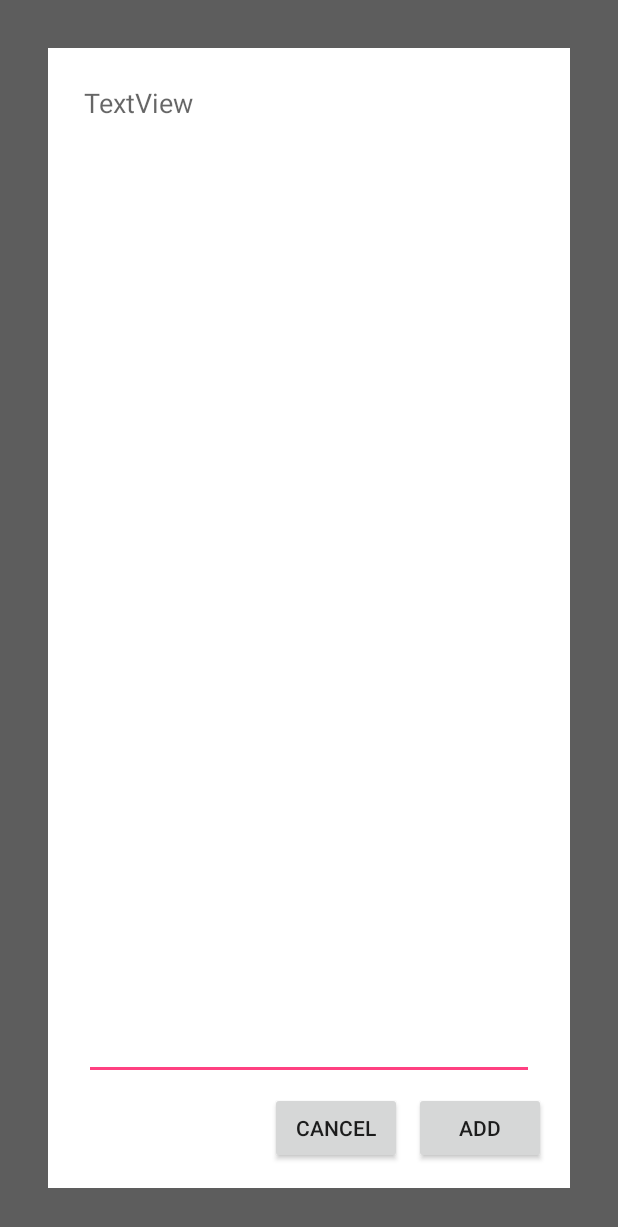
After one commit to ar3s3ru/Noty, an Android app: the layout controller_fast_creation.xml on its own in the app's theme, with its tools: preview values and no code run, on a phone screen of 412 x 824 dp. The commit adds this screen. Shown: the top 1227 px of the screen. Run offline under Robolectric (Android 15) with nearby library versions, the phone set to English and light mode, and no system bars.

Commit message:
Implemented FastCreationController, added some documentation

```diff
--- a/app/src/main/java/com/danilocianfrone/noty/models/Note.kt
+++ b/app/src/main/java/com/danilocianfrone/noty/models/Note.kt
@@ -27,6 +27,6 @@ open class Note : RealmObject() {
         set(value) { priorityVal = value.Value() }
 
     lateinit var content:  String
-    lateinit var creation: Date       // Actual date
-    var attach:   Document? = null    // Document can be nullable, 'cause it's not mandatory
+    lateinit var creation: Date     // Actual date
+    var attach: Document? = null    // Document can be nullable, 'cause it's not mandatory
 }
--- a/app/src/main/java/com/danilocianfrone/noty/singleton/Names.kt
+++ b/app/src/main/java/com/danilocianfrone/noty/singleton/Names.kt
@@ -3,7 +3,7 @@ package com.danilocianfrone.noty.singleton
 /**
  * Static class that contains all the constant strings used throughout the application.
  */
-object Names {
+internal object Names {
     // SharedPrefs first boot key
     const val FIRST_BOOT = "first_boot"
     // Priority key for Controller creations
--- a/app/src/main/java/com/danilocianfrone/noty/views/MainActivity.kt
+++ b/app/src/main/java/com/danilocianfrone/noty/views/MainActivity.kt
@@ -33,7 +33,7 @@ class MainActivity : BaseActivity() {
         super.onCreate(savedInstanceState)
 
         // Inject object graph
-        notyApplication.objectGraph.plus(this)
+        notyApplication.objectGraph.inject(this)
     }
 
     override fun onStart() {
--- a/app/src/main/java/com/danilocianfrone/noty/views/NoteActivity.kt
+++ b/app/src/main/java/com/danilocianfrone/noty/views/NoteActivity.kt
@@ -24,7 +24,7 @@ class NoteActivity : BaseActivity() {
         super.onCreate(savedInstanceState)
 
         // Inject object graph
-        notyApplication.objectGraph.plus(this)
+        notyApplication.objectGraph.inject(this)
 
         // Attach Conductor root
         conductorRouter = Conductor.attachRouter(this, noteActivityRoot, savedInstanceState)
--- /dev/null
+++ b/app/src/main/res/layout/controller_fast_creation.xml
@@ -0,0 +1,79 @@
+<?xml version="1.0" encoding="utf-8"?>
+<FrameLayout
+    xmlns:android="http://schemas.android.com/apk/res/android"
+    xmlns:app="http://schemas.android.com/apk/res-auto"
+    android:id="@+id/controller_fast_root"
+    android:background="#a0000000"
+    android:layout_width="match_parent"
+    android:layout_height="match_parent">
+
+    <android.support.constraint.ConstraintLayout
+        android:id="@+id/controller_fast_constraint"
+        android:background="@android:color/background_light"
+        android:layout_margin="32dp"
+        android:layout_gravity="center"
+        android:layout_width="match_parent"
+        android:layout_height="match_parent">
+
+
+        <TextView
+            android:text="TextView"
+            android:layout_width="0dp"
+            android:layout_height="wrap_content"
+            android:id="@+id/controller_fast_title"
+            android:layout_marginTop="24dp"
+            app:layout_constraintTop_toTopOf="parent"
+            android:layout_marginStart="24dp"
+            app:layout_constraintLeft_toLeftOf="parent"
+            android:layout_marginEnd="24dp"
+            app:layout_constraintRight_toRightOf="parent"
+            app:layout_constraintHorizontal_bias="0.0"
+            android:textAppearance="@android:style/TextAppearance.Material.Medium"
+            app:layout_constraintBottom_toBottomOf="parent"
+            android:layout_marginBottom="16dp"
+            app:layout_constraintVertical_bias="0.0" />
+
+        <Button
+            android:text="Cancel"
+            android:layout_width="wrap_content"
+            android:layout_height="wrap_content"
+            android:id="@+id/controller_fast_cancel"
+            app:layout_constraintBottom_toBottomOf="parent"
+            android:layout_marginBottom="16dp"
+            app:layout_constraintRight_toLeftOf="@+id/controller_fast_add"
+            android:layout_marginEnd="8dp"
+            android:layout_marginTop="16dp"
+            app:layout_constraintTop_toTopOf="parent"
+            app:layout_constraintVertical_bias="1.0" />
+
+        <Button
+            android:text="Add"
+            android:layout_width="wrap_content"
+            android:layout_height="wrap_content"
+            android:id="@+id/controller_fast_add"
+            app:layout_constraintBottom_toBottomOf="parent"
+            android:layout_marginBottom="16dp"
+            android:layout_marginEnd="16dp"
+            app:layout_constraintRight_toRightOf="parent"
+            android:layout_marginTop="16dp"
+            app:layout_constraintTop_toTopOf="parent"
+            app:layout_constraintVertical_bias="1.0" />
+
+        <EditText
+            android:layout_width="0dp"
+            android:layout_height="0dp"
+            android:inputType="textMultiLine"
+            android:ems="10"
+            android:id="@+id/controller_fast_content"
+            android:layout_marginEnd="24dp"
+            app:layout_constraintRight_toRightOf="parent"
+            android:layout_marginStart="24dp"
+            app:layout_constraintLeft_toLeftOf="parent"
+            app:layout_constraintBottom_toTopOf="@+id/controller_fast_add"
+            android:layout_marginBottom="8dp"
+            android:layout_marginTop="8dp"
+            app:layout_constraintTop_toBottomOf="@+id/controller_fast_title" />
+
+    </android.support.constraint.ConstraintLayout>
+
+</FrameLayout>
```
Also changed, not shown: app/src/main/java/com/danilocianfrone/noty/Utils.kt (+3 -7 lines), app/src/main/java/com/danilocianfrone/noty/dagger/AppComponent.kt (+55 -13 lines), app/src/main/java/com/danilocianfrone/noty/dagger/PageControllerComponent.kt (+17 -20 lines), app/src/main/java/com/danilocianfrone/noty/singleton/ControllerFactory.kt (+30 -3 lines), app/src/main/java/com/danilocianfrone/noty/views/controllers/BaseController.kt (+13 -3 lines), app/src/main/java/com/danilocianfrone/noty/views/controllers/FastCreationController.kt (+21 -5 lines), app/src/main/java/com/danilocianfrone/noty/views/controllers/NoteCreationController.kt (+5 -9 lines), app/src/main/java/com/danilocianfrone/noty/views/controllers/NoteListController.kt (+17 -19 lines), app/src/main/java/com/danilocianfrone/noty/views/controllers/PageController.kt (+57 -13 lines), app/src/main/java/com/danilocianfrone/noty/views/recyclers/NoteListAdapter.kt (+20 -3 lines), app/src/main/res/layout/controller_note_page.xml (+11 -4 lines).
